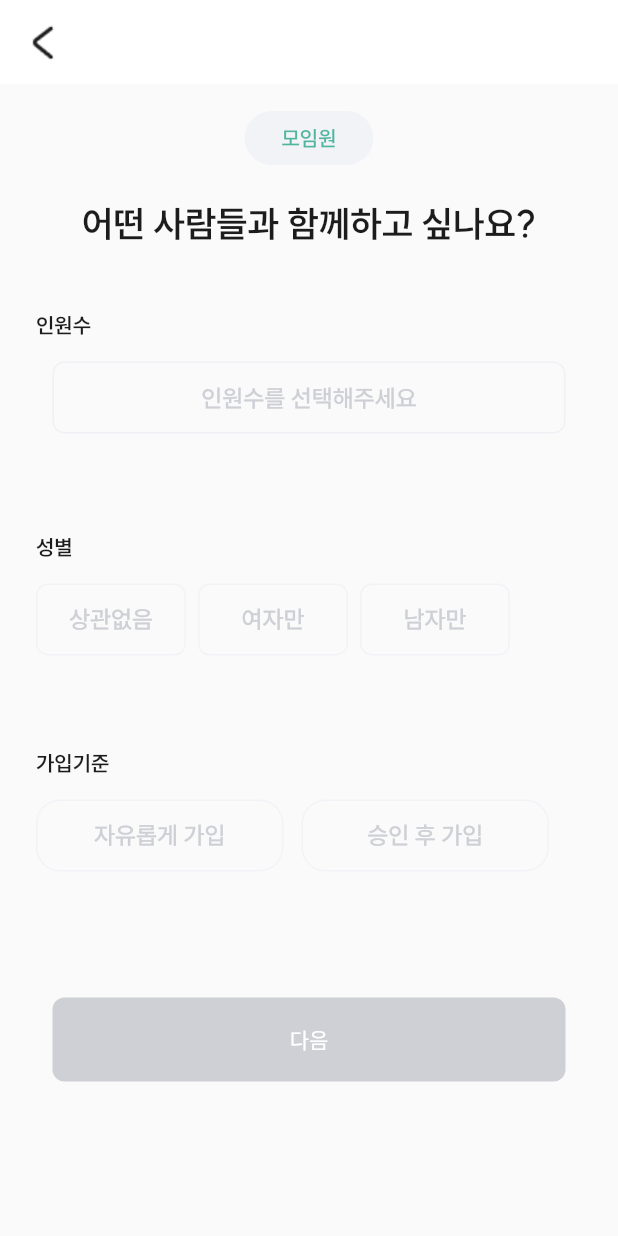
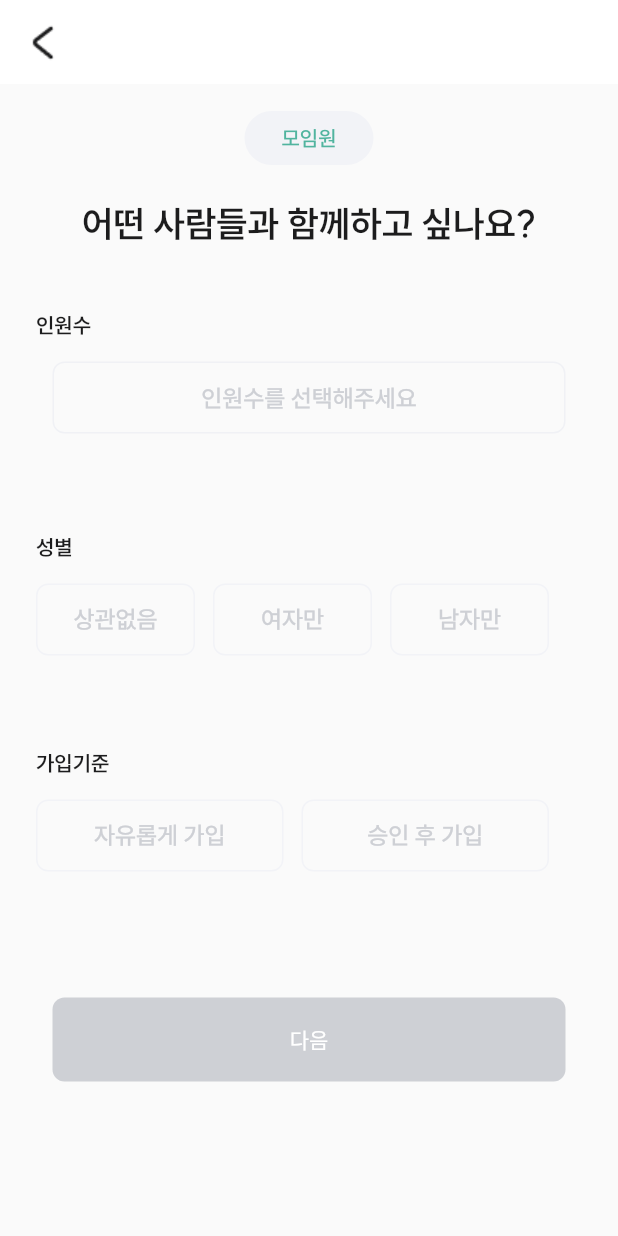
Before and after one commit to Onedea1/Meeting_Page5, a Flutter app: the screen it shows after launch, on a phone screen of 412 x 824 dp. Run offline on Flutter 3.47's test engine with Material 2 defaults, Android fonts, the phone set to English and light mode, and no system bars; project files that could hold a hidden picture were left out.

Commit message:
Commit Message

```diff
--- a/lib/gender_join.dart
+++ b/lib/gender_join.dart
@@ -6,9 +6,13 @@ class gender_join extends StatelessWidget {
 
   @override
   Widget build(BuildContext context) {
-    return Column(
+    return Padding(
+      padding: EdgeInsets.fromLTRB(18, 0, 18, 0),
+      child: Column(
         children: [
-        Row(
+          Padding(
+            padding: const EdgeInsets.only(left: 6.0),
+            child: Row(
               children: [
                 Text(
                   '성별',
@@ -21,18 +25,20 @@ class gender_join extends StatelessWidget {
                 )
               ],
             ),
+          ),
           SizedBox(
             height: 16,
           ),
-        Container(
+          Center(
+            child: Container(
               child: Row(
                 children: List.generate(
                   3,
                       (index) => Padding(
-                padding: const EdgeInsets.only(right:8.0),
+                    padding: const EdgeInsets.fromLTRB(6,0,6,0),
                     child: SizedBox(
                       height: 48,
-                  width: 100,
+                      width: 106,
                       child: TextButton(
                         onPressed: () {},
                         child: Text(
@@ -58,8 +64,10 @@ class gender_join extends StatelessWidget {
                 ),
               ),
             ),
+          ),
 
         ],
+      ),
     );
   }
 }
--- a/lib/main.dart
+++ b/lib/main.dart
@@ -6,8 +6,6 @@ void main() {
 }
 
 class MyApp extends StatelessWidget {
-  const MyApp({Key? key}) : super(key: key);
-
   @override
   Widget build(BuildContext context) {
     return MaterialApp(
--- a/lib/meeting_page.dart
+++ b/lib/meeting_page.dart
@@ -28,7 +28,7 @@ class meeting_page extends StatelessWidget {
       ),
       body: Center(
         child: Padding(
-          padding: const EdgeInsets.fromLTRB(24, 18, 24, 0),
+          padding: const EdgeInsets.fromLTRB(0, 18, 0, 0),
           child: Column(
             children: [
               title1(),
--- a/lib/people_numb.dart
+++ b/lib/people_numb.dart
@@ -6,7 +6,9 @@ class people_numb extends StatelessWidget {
 
   @override
   Widget build(BuildContext context) {
-    return Column(
+    return Padding(
+      padding: const EdgeInsets.fromLTRB(24,0,24,0),
+      child: Column(
         children: [
           Row(
             children: [
@@ -47,6 +49,7 @@ class people_numb extends StatelessWidget {
             ),
           ),
         ],
+      ),
     );
   }
 }
--- a/lib/standard_resistor.dart
+++ b/lib/standard_resistor.dart
@@ -6,17 +6,22 @@ class standard_resistor extends StatelessWidget {
 
   @override
   Widget build(BuildContext context) {
-    return Column(
+    return Padding(
+      padding: const EdgeInsets.fromLTRB(18,0,18,0),
+      child: Column(
         children: [
           Row(
             children: [
-            Text(
+              Padding(
+                padding: const EdgeInsets.only(left: 6.0),
+                child: Text(
                   '가입기준',
                   style: TextStyle(
                     fontSize: 14,
                     fontFamily: 'SUIT',
                     fontWeight: FontWeight.w600,
                     color: BLACK,
+                  ),
                 ),
               )
             ],
@@ -26,63 +31,41 @@ class standard_resistor extends StatelessWidget {
           ),
           Container(
             child: Row(
-            children: [
-              SizedBox(
+              children: List.generate(
+                2,
+                    (index) => Padding(
+                  padding: const EdgeInsets.fromLTRB(6,0,6,0),
+                  child: SizedBox(
                     height: 48,
                     width: 165,
                     child: TextButton(
                       onPressed: () {},
                       child: Text(
-                    '자유롭게 가입',
+                        ['자유롭게 가입', '승인 후 가입'][index],
                         style: TextStyle(
                           height: 1.2,
                           fontSize: 16,
                           fontFamily: 'SUIT',
                           fontWeight: FontWeight.w500,
-                        color: Color(0xFFCED0D5)),
+                          color: Color(0xFFCED0D5),
+                        ),
                       ),
                       style: TextButton.styleFrom(
-                    // fixedSize: Size(48, 48),
                         elevation: 0,
                         side: BorderSide(color: MIXIN_BLACK_5),
                         shape: RoundedRectangleBorder(
-                      borderRadius: BorderRadius.circular(16),
+                          borderRadius: BorderRadius.circular(8),
                         ),
                       ),
                     ),
                   ),
-              SizedBox(
-                width: 12,
-              ),
-              SizedBox(
-                height: 48,
-                width: 165,
-                child: TextButton(
-                  onPressed: () {},
-                  child: Text(
-                    '승인 후 가입',
-                    style: TextStyle(
-                        height: 1.2,
-                        fontSize: 16,
-                        fontFamily: 'SUIT',
-                        fontWeight: FontWeight.w500,
-                        color: Color(0xFFCED0D5)),
-                  ),
-                  style: TextButton.styleFrom(
-                    // fixedSize: Size(48, 48),
-                    elevation: 0,
-                    side: BorderSide(color: MIXIN_BLACK_5),
-                    shape: RoundedRectangleBorder(
-                      borderRadius: BorderRadius.circular(16),
                 ),
               ),
             ),
           ),
+
         ],
       ),
-        ),
-
-      ],
     );
   }
 }
```
Lines whose indentation alone changed are shown as unchanged.
